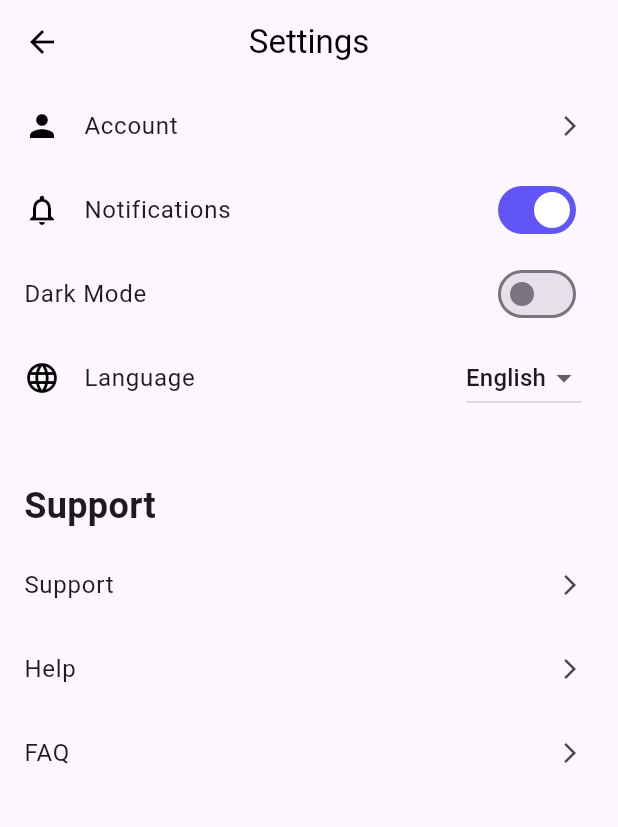
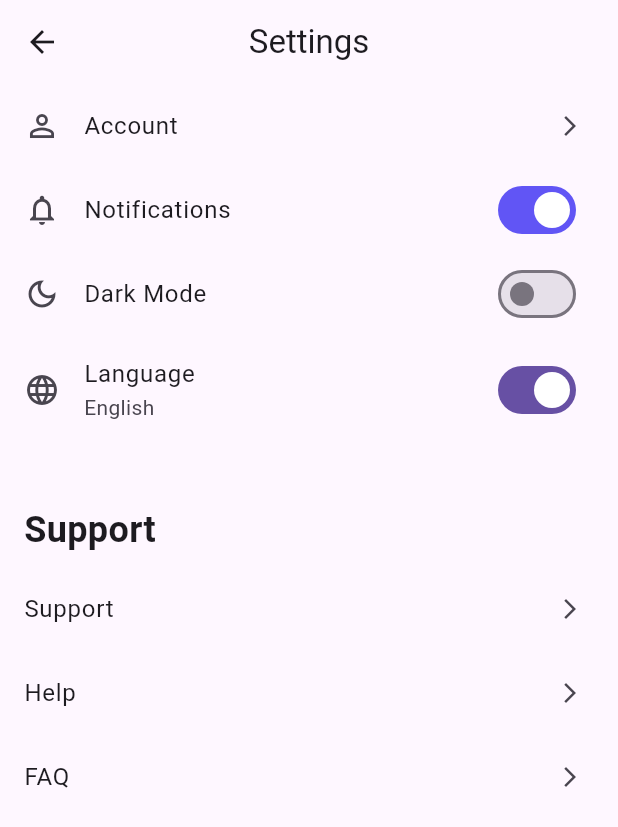
Before and after one commit to Nourhan-mo7amed/masrofy, a Flutter app: the SettingsScreen screen opened by its route, on a phone screen of 412 x 824 dp. Shown: the top 827 px of the screen. Run offline on Flutter 3.47's test engine with Material 3 defaults, Android fonts, the phone set to English and light mode, and no system bars; our stand-ins replace cloud_firestore, firebase_auth, firebase_core, fl_chart, google_sign_in, lottie and 1 more; accounts and stored records are empty.

Commit message:
refactor: improve localization support and clean up UI elements in settings and transaction screens

```diff
--- a/lib/l10n/app_localizations.dart
+++ b/lib/l10n/app_localizations.dart
@@ -810,6 +810,24 @@ abstract class AppLocalizations {
   String get other ;
 
   get spendingIn ;
+
+  String get home ;
+
+  String get bills ;
+
+  String get transport ;
+
+  String get userNotLoggedIn;
+
+  String get noShoppingTransactions;
+
+  String get noBillsTransactions ;
+
+  String get noFoodTransactions ;
+
+  String get noTransportTransactions ;
+
+  String get darkMode ;
 }
 
 class _AppLocalizationsDelegate extends LocalizationsDelegate<AppLocalizations> {
--- a/lib/view/ProfileView/profileScreen.dart
+++ b/lib/view/ProfileView/profileScreen.dart
@@ -67,7 +67,6 @@ class Profilescreen extends StatelessWidget {
                       Text(
                         userData["name"] ?? "",
                         style: const TextStyle(
-                          //color: Colors.black,
                           fontSize: 20,
                           fontWeight: FontWeight.bold,
                         ),
--- a/lib/view/privacypolicyView/privacypolicyScreen.dart
+++ b/lib/view/privacypolicyView/privacypolicyScreen.dart
@@ -14,7 +14,6 @@ class PrivacyPolicyScreen extends StatelessWidget {
         title: Text(loc.privacyPolicyTitle),
         centerTitle: true,
         elevation: 0,
-        foregroundColor: Colors.black,
       ),
       body: Padding(
         padding: const EdgeInsets.all(16.0),
--- a/lib/view/settingsView/settingScreen.dart
+++ b/lib/view/settingsView/settingScreen.dart
@@ -4,7 +4,6 @@ import 'package:masrofy/viewmodels/settings_viewmodel.dart';
 import 'package:provider/provider.dart';
 import '../../widgets/SettingsSwitchTile.dart';
 import '../../widgets/SettingsTile.dart';
-// import 'package:flutter_gen/gen_l10n/app_localizations.dart';
 
 class SettingsScreen extends StatefulWidget {
   const SettingsScreen({super.key});
@@ -15,9 +14,7 @@ class SettingsScreen extends StatefulWidget {
 
 class _SettingsScreenState extends State<SettingsScreen> {
   bool notifications = true;
-  bool mode = false;
   String selectedLanguage = "English";
-
 
   @override
   Widget build(BuildContext context) {
@@ -29,15 +26,18 @@ class _SettingsScreenState extends State<SettingsScreen> {
         title: Text(loc.settings),
         centerTitle: true,
         elevation: 0,
-        foregroundColor: Colors.black,
       ),
       body: ListView(
         children: [
-          SettingsTile(icon: Icons.person, text: loc.account, onTap: () {}),
+          SettingsTile(
+            icon: Icons.person_outline,
+            text: loc.account, // 👈 الحساب
+            onTap: () {},
+          ),
 
           SettingsSwitchTile(
             icon: Icons.notifications_none_outlined,
-            text: loc.notifications,
+            text: loc.notifications, // 👈 الإشعارات
             value: notifications,
             onChanged: (val) {
               setState(() => notifications = val);
@@ -45,46 +45,42 @@ class _SettingsScreenState extends State<SettingsScreen> {
           ),
 
           SwitchListTile(
-            title: const Text("Dark Mode"),
+            secondary: const Icon(Icons.dark_mode_outlined),
+            title: Text(loc.darkMode), // 👈 الوضع المظلم
             value: viewModel.settings.darkMode,
             onChanged: (val) {
               viewModel.toggleDarkMode(val);
             },
           ),
 
-          // error
-          // دي خليها جوه build أو اعمل map
-          ListTile(
-            leading: const Icon(Icons.language_outlined, color: Colors.black),
-            title: Text(loc.language),
-            trailing: DropdownButton<String>(
-              value: selectedLanguage == "English" ? loc.english : loc.arabic,
-              items: [loc.english, loc.arabic].map((lang) {
-                return DropdownMenuItem<String>(value: lang, child: Text(lang));
-              }).toList(),
-              onChanged: (val) {
-                if (val != null) {
-                  setState(() => selectedLanguage = val); // 🟢 عدل القيمة
-                  viewModel.changeLanguage(val);
-                }
-              },
+          SwitchListTile(
+            secondary: const Icon(Icons.language_outlined),
+            title: Text(loc.language), // 👈 اللغة
+            subtitle: Text(
+              selectedLanguage == "English" ? loc.english : loc.arabic,
             ),
+            value: selectedLanguage == "English",
+            onChanged: (val) {
+              setState(() {
+                selectedLanguage = val ? "English" : "Arabic";
+              });
+              viewModel.changeLanguage(selectedLanguage);
+            },
           ),
 
-          //error
           const SizedBox(height: 32),
 
           Padding(
             padding: const EdgeInsets.symmetric(horizontal: 16, vertical: 8),
             child: Text(
-              loc.supportTitle,
+              loc.supportTitle, // 👈 الدعم
               style: const TextStyle(fontSize: 24, fontWeight: FontWeight.bold),
             ),
           ),
 
-          SettingsTile(text: loc.support, onTap: () {}),
-          SettingsTile(text: loc.help, onTap: () {}),
-          SettingsTile(text: loc.faq, onTap: () {}),
+          SettingsTile(text: loc.support, onTap: () {}), // 👈 الدعم الفني
+          SettingsTile(text: loc.help, onTap: () {}), // 👈 المساعدة
+          SettingsTile(text: loc.faq, onTap: () {}), // 👈 الأسئلة الشائعة
         ],
       ),
     );
--- a/lib/viewmodels/transaction_viewModel.dart
+++ b/lib/viewmodels/transaction_viewModel.dart
@@ -61,7 +61,7 @@ class TransactionViewmodel extends ChangeNotifier {
         );
   }
 
- Stream<List<TransactionModel>> getExpensesByCategory(String categoryId) {
+ Stream<List<TransactionModel>> getExpensesByCategory(String categoryId,) {
   final uid = FirebaseAuth.instance.currentUser?.uid;
   if (uid == null) return const Stream.empty();
 
--- a/lib/widgets/SettingsSwitchTile.dart
+++ b/lib/widgets/SettingsSwitchTile.dart
@@ -17,7 +17,7 @@ class SettingsSwitchTile extends StatelessWidget {
   @override
   Widget build(BuildContext context) {
     return SwitchListTile(
-      secondary: Icon(icon, color: Colors.black),
+      secondary: Icon(icon),
       title: Text(text),
       value: value,
       inactiveThumbColor: Colors.white,
--- a/lib/widgets/SettingsTile.dart
+++ b/lib/widgets/SettingsTile.dart
@@ -16,7 +16,7 @@ class SettingsTile extends StatelessWidget {
   Widget build(BuildContext context) {
     return ListTile(
       leading: icon != null
-          ? Icon(icon, color: Colors.black)
+          ? Icon(icon)
           : null,
       title: Text(text),
       trailing: Icon(Icons.arrow_forward_ios, size: 16),
```
Also changed, not shown: lib/l10n/app_localizations_ar.dart (+45 -9 lines), lib/l10n/app_localizations_en.dart (+27 -2 lines), lib/view/billsView/billsScreen.dart (+12 -20 lines), lib/view/foodView/foodscreen.dart (+15 -25 lines), lib/view/homeView/widgets/Custom_singleChild_scroll_home.dart (+20 -24 lines), lib/view/homeView/widgets/custom_home_page_card.dart (+9 -10 lines), lib/view/shoppingView/shoppingscreen.dart (+16 -12 lines), lib/view/transportView/transportScreen.dart (+17 -23 lines).
